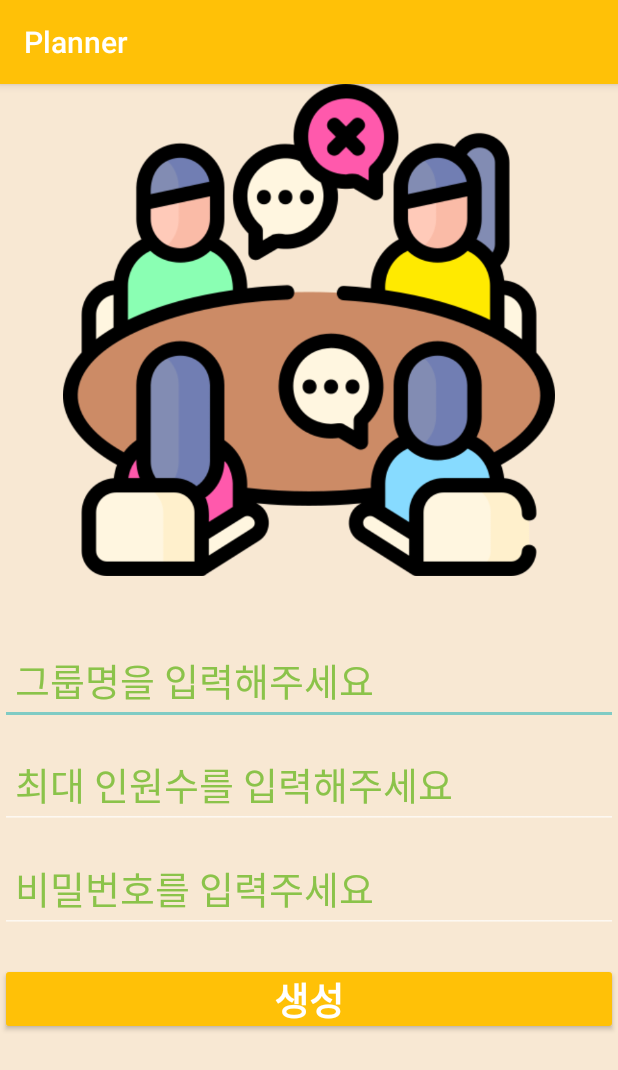
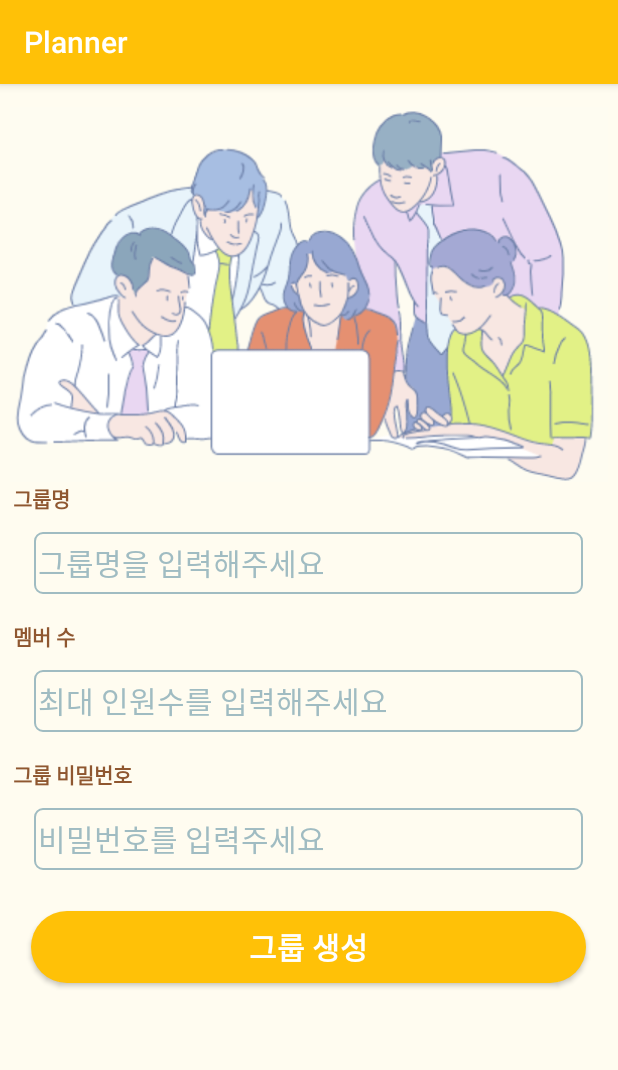
Before and after one commit to Owen-Choi/Planner, an Android app: the GroupAddActivity screen opened directly, with no data from a screen before it, on a phone screen of 412 x 824 dp. Shown: the top 1070 px of the screen. Run offline under Robolectric (Android 15) with nearby library versions, the phone set to English and light mode, and no system bars; our stand-ins replace Firebase (no records; nobody signed in at launch, a user with empty details on screens opened directly).

Commit message:
UI 변경 중 (미완성)

```diff
--- a/app/src/main/res/drawable/border.xml
+++ b/app/src/main/res/drawable/border.xml
@@ -8,7 +8,7 @@
         android:top="2dp"
         >
         <shape android:shape="rectangle">
-            <stroke android:width = "1dp" android:color = "@color/white"/>
+            <stroke android:width = "1dp" android:color = "@color/BrightBlue"/>
             <corners
                 android:bottomRightRadius="5dp"
                 android:bottomLeftRadius="5dp"
--- a/app/src/main/res/drawable/ic_baseline_add_24.xml
+++ b/app/src/main/res/drawable/ic_baseline_add_24.xml
@@ -6,6 +6,6 @@
     android:tint="?attr/colorControlNormal"
     >
   <path
-      android:fillColor="@android:color/white"
+      android:fillColor="@color/DarkBrown"
       android:pathData="M19,13h-6v6h-2v-6H5v-2h6V5h2v6h6v2z"/>
 </vector>
--- a/app/src/main/res/drawable/ic_baseline_cake_24.xml
+++ b/app/src/main/res/drawable/ic_baseline_cake_24.xml
@@ -5,6 +5,6 @@
     android:viewportHeight="24"
     android:tint="?attr/colorControlNormal">
   <path
-      android:fillColor="@android:color/white"
+      android:fillColor="@color/DarkBrown"
       android:pathData="M12,6c1.11,0 2,-0.9 2,-2 0,-0.38 -0.1,-0.73 -0.29,-1.03L12,0l-1.71,2.97c-0.19,0.3 -0.29,0.65 -0.29,1.03 0,1.1 0.9,2 2,2zM16.6,15.99l-1.07,-1.07 -1.08,1.07c-1.3,1.3 -3.58,1.31 -4.89,0l-1.07,-1.07 -1.09,1.07C6.75,16.64 5.88,17 4.96,17c-0.73,0 -1.4,-0.23 -1.96,-0.61L3,21c0,0.55 0.45,1 1,1h16c0.55,0 1,-0.45 1,-1v-4.61c-0.56,0.38 -1.23,0.61 -1.96,0.61 -0.92,0 -1.79,-0.36 -2.44,-1.01zM18,9h-5L13,7h-2v2L6,9c-1.66,0 -3,1.34 -3,3v1.54c0,1.08 0.88,1.96 1.96,1.96 0.52,0 1.02,-0.2 1.38,-0.57l2.14,-2.13 2.13,2.13c0.74,0.74 2.03,0.74 2.77,0l2.14,-2.13 2.13,2.13c0.37,0.37 0.86,0.57 1.38,0.57 1.08,0 1.96,-0.88 1.96,-1.96L20.99,12C21,10.34 19.66,9 18,9z"/>
 </vector>
--- a/app/src/main/res/drawable/ic_baseline_female_24.xml
+++ b/app/src/main/res/drawable/ic_baseline_female_24.xml
@@ -5,6 +5,6 @@
     android:viewportHeight="24"
     android:tint="?attr/colorControlNormal">
   <path
-      android:fillColor="@android:color/white"
+      android:fillColor="@color/DarkBrown"
       android:pathData="M17.5,9.5C17.5,6.46 15.04,4 12,4S6.5,6.46 6.5,9.5c0,2.7 1.94,4.93 4.5,5.4V17H9v2h2v2h2v-2h2v-2h-2v-2.1C15.56,14.43 17.5,12.2 17.5,9.5zM8.5,9.5C8.5,7.57 10.07,6 12,6s3.5,1.57 3.5,3.5S13.93,13 12,13S8.5,11.43 8.5,9.5z"/>
 </vector>
--- a/app/src/main/res/drawable/ic_baseline_location_city_24.xml
+++ b/app/src/main/res/drawable/ic_baseline_location_city_24.xml
@@ -5,6 +5,6 @@
     android:viewportHeight="24"
     android:tint="?attr/colorControlNormal">
   <path
-      android:fillColor="@android:color/white"
+      android:fillColor="@color/DarkBrown"
       android:pathData="M15,11L15,5l-3,-3 -3,3v2L3,7v14h18L21,11h-6zM7,19L5,19v-2h2v2zM7,15L5,15v-2h2v2zM7,11L5,11L5,9h2v2zM13,19h-2v-2h2v2zM13,15h-2v-2h2v2zM13,11h-2L11,9h2v2zM13,7h-2L11,5h2v2zM19,19h-2v-2h2v2zM19,15h-2v-2h2v2z"/>
 </vector>
--- a/app/src/main/res/drawable/ic_baseline_male_24.xml
+++ b/app/src/main/res/drawable/ic_baseline_male_24.xml
@@ -5,6 +5,6 @@
     android:viewportHeight="24"
     android:tint="?attr/colorControlNormal">
   <path
-      android:fillColor="@android:color/white"
+      android:fillColor="@color/DarkBrown"
       android:pathData="M9.5,11c1.93,0 3.5,1.57 3.5,3.5S11.43,18 9.5,18S6,16.43 6,14.5S7.57,11 9.5,11zM9.5,9C6.46,9 4,11.46 4,14.5S6.46,20 9.5,20s5.5,-2.46 5.5,-5.5c0,-1.16 -0.36,-2.23 -0.97,-3.12L18,7.42V10h2V4h-6v2h2.58l-3.97,3.97C11.73,9.36 10.66,9 9.5,9z"/>
 </vector>
--- a/app/src/main/res/drawable/ic_baseline_person_pin_24.xml
+++ b/app/src/main/res/drawable/ic_baseline_person_pin_24.xml
@@ -5,6 +5,6 @@
     android:viewportHeight="24"
     android:tint="?attr/colorControlNormal">
   <path
-      android:fillColor="@android:color/white"
+      android:fillColor="@color/DarkBrown"
       android:pathData="M12,2c-4.97,0 -9,4.03 -9,9 0,4.17 2.84,7.67 6.69,8.69L12,22l2.31,-2.31C18.16,18.67 21,15.17 21,11c0,-4.97 -4.03,-9 -9,-9zM12,4c1.66,0 3,1.34 3,3s-1.34,3 -3,3 -3,-1.34 -3,-3 1.34,-3 3,-3zM12,18.3c-2.5,0 -4.71,-1.28 -6,-3.22 0.03,-1.99 4,-3.08 6,-3.08 1.99,0 5.97,1.09 6,3.08 -1.29,1.94 -3.5,3.22 -6,3.22z"/>
 </vector>
--- a/app/src/main/res/layout/activity_group_add.xml
+++ b/app/src/main/res/layout/activity_group_add.xml
@@ -6,65 +6,135 @@
     android:layout_height="match_parent"
     tools:context=".service.activities.GroupAddActivity"
     android:orientation="vertical"
-    android:background="@drawable/background_color">
+    android:background="@color/Ivory">
 
 
+    <ScrollView
+        android:layout_width="match_parent"
+        android:layout_height="match_parent">
+        <LinearLayout
+            android:layout_width="match_parent"
+            android:layout_height="match_parent"
+            android:orientation="vertical">
             <ImageView
                 android:id="@+id/imageView6"
                 android:layout_width="match_parent"
-        android:layout_height="328dp"
-        app:srcCompat="@drawable/meeting"
-        />
+                android:layout_height="250dp"
+                app:srcCompat="@drawable/group_image3"
+                android:layout_marginTop="15dp"/>
+
+            <TextView
+                android:layout_width="match_parent"
+                android:layout_height="wrap_content"
+                android:layout_marginLeft="5dp"
+                android:text=" 그룹명"
+                android:textStyle="bold"
+                android:textColor="@color/DarkBrown"
+                android:fontFamily="@font/ilovemilk"
+                android:textFontWeight="600"/>
+
 
             <EditText
                 android:id="@+id/GroupNameEditText"
+                android:layout_width="370dp"
+                android:layout_height="45dp"
+                android:layout_marginBottom="5dp"
+                android:layout_gravity="center_horizontal"
+                android:ems="10"
+                android:hint=" 그룹명을 입력해주세요"
+                android:textSize="20sp"
+                android:inputType="textPersonName"
+                android:background="@drawable/border"
+                android:fontFamily="@font/ilovemilk"
+                android:textFontWeight="500"
+                android:textColor="@color/DarkBrown"
+                android:textColorHint="@color/BrightBlue"
+                android:layout_marginTop="10dp"/>
+
+            <TextView
                 android:layout_width="match_parent"
                 android:layout_height="wrap_content"
-        android:ems="10"
-        android:hint=" 그룹명을 입력해주세요"
-        android:inputType="textPersonName"
-        android:textColorHint="#8BC34A"
+                android:layout_marginTop="10dp"
+                android:layout_marginLeft="5dp"
+                android:text=" 멤버 수"
+                android:textStyle="bold"
+                android:textColor="@color/DarkBrown"
                 android:fontFamily="@font/ilovemilk"
-        android:textFontWeight="500"
-        android:textSize="25dp"
-        android:layout_marginTop="40dp"/>
+                android:textFontWeight="600"/>
 
             <EditText
                 android:id="@+id/MaxPeopleNumEditText"
+                android:layout_width="370dp"
+                android:layout_height="45dp"
+                android:layout_marginBottom="5dp"
+                android:layout_gravity="center_horizontal"
+                android:ems="10"
+                android:hint=" 최대 인원수를 입력해주세요"
+                android:textSize="20sp"
+                android:inputType="textPersonName"
+                android:background="@drawable/border"
+                android:fontFamily="@font/ilovemilk"
+                android:textFontWeight="500"
+                android:textColor="@color/DarkBrown"
+                android:textColorHint="@color/BrightBlue"
+                android:layout_marginTop="10dp"/>
+
+            <TextView
                 android:layout_width="match_parent"
                 android:layout_height="wrap_content"
-        android:ems="10"
-        android:hint=" 최대 인원수를 입력해주세요"
-        android:inputType="textPersonName"
-        android:textColorHint="#8BC34A"
+                android:layout_marginTop="10dp"
+                android:layout_marginLeft="5dp"
+                android:text=" 그룹 비밀번호"
+                android:textStyle="bold"
+                android:textColor="@color/DarkBrown"
                 android:fontFamily="@font/ilovemilk"
-        android:textFontWeight="500"
-        android:textSize="25dp"
-        android:layout_marginTop="10dp"/>
+                android:textFontWeight="600"/>
 
             <EditText
                 android:id="@+id/GroupPasswordEditText"
-        android:layout_width="match_parent"
-        android:layout_height="wrap_content"
+                android:layout_width="370dp"
+                android:layout_height="45dp"
+                android:layout_marginBottom="15dp"
+                android:layout_gravity="center_horizontal"
                 android:ems="10"
                 android:hint=" 비밀번호를 입력주세요"
+                android:textSize="20sp"
                 android:inputType="textPersonName"
-        android:textColorHint="#8BC34A"
+                android:background="@drawable/border"
                 android:fontFamily="@font/ilovemilk"
                 android:textFontWeight="500"
-        android:textSize="25dp"
+                android:textColor="@color/DarkBrown"
+                android:textColorHint="@color/BrightBlue"
                 android:layout_marginTop="10dp"/>
 
-    <Button
+        <!--    <Button-->
+        <!--        android:id="@+id/GroupCreateButton"-->
+        <!--        android:layout_width="match_parent"-->
+        <!--        android:layout_height="wrap_content"-->
+        <!--        android:layout_marginTop="20dp"-->
+        <!--        android:backgroundTint="#FFC107"-->
+        <!--        android:fontFamily="@font/ilovemilk"-->
+        <!--        android:paddingTop="0dp"-->
+        <!--        android:paddingBottom="0dp"-->
+        <!--        android:text="생성"-->
+        <!--        android:textFontWeight="600"-->
+        <!--        android:textSize="25dp" />-->
+
+            <androidx.appcompat.widget.AppCompatButton
                 android:id="@+id/GroupCreateButton"
-        android:layout_width="match_parent"
+                android:layout_width="370dp"
                 android:layout_height="wrap_content"
-        android:layout_marginTop="20dp"
-        android:backgroundTint="#FFC107"
+                android:layout_gravity="center_horizontal"
+                android:background="@drawable/round"
+                android:backgroundTint="@color/BrightOrange"
+                android:layout_marginBottom="20dp"
+                android:elevation="20dp"
+                android:text="그룹 생성"
+                android:textStyle="bold"
                 android:fontFamily="@font/ilovemilk"
-        android:paddingTop="0dp"
-        android:paddingBottom="0dp"
-        android:text="생성"
-        android:textFontWeight="600"
-        android:textSize="25dp" />
+                android:textFontWeight="700"
+                android:textSize="20dp"
+                android:layout_marginTop="10dp"/>
         </LinearLayout>
+    </ScrollView>
+</LinearLayout>
--- a/app/src/main/res/layout/fragment_group.xml
+++ b/app/src/main/res/layout/fragment_group.xml
@@ -3,7 +3,8 @@
     xmlns:tools="http://schemas.android.com/tools"
     android:layout_width="match_parent"
     android:layout_height="match_parent"
-    xmlns:app="http://schemas.android.com/apk/res-auto">
+    xmlns:app="http://schemas.android.com/apk/res-auto"
+    android:background="@color/Ivory">
 
 
     <TextView
--- a/app/src/main/res/layout/fragment_my_group.xml
+++ b/app/src/main/res/layout/fragment_my_group.xml
@@ -2,7 +2,8 @@
 <RelativeLayout xmlns:android="http://schemas.android.com/apk/res/android"
     xmlns:tools="http://schemas.android.com/tools"
     android:layout_width="match_parent"
-    android:layout_height="match_parent">
+    android:layout_height="match_parent"
+    android:background="@color/Ivory">
 
     <TextView
         android:id="@+id/textView"
--- a/app/src/main/res/values/colors.xml
+++ b/app/src/main/res/values/colors.xml
@@ -11,4 +11,6 @@
     <color name="BrightBlue">#A0BCC2</color>
     <color name="BrightGreen">#FF8BC34A</color>
     <color name="BrightOrange">#FFFFC107</color>
+    <color name="DarkBrown">#8F5730</color>
+    <color name="Ivory">#FFFCF0</color>
 </resources>
```
Also changed, not shown: app/src/main/res/layout/activity_main.xml (+8 -4 lines), app/src/main/res/layout/activity_password_init.xml (+7 -4 lines), app/src/main/res/layout/designed_member_info.xml (+17 -8 lines), app/src/main/res/layout/designed_sign_up.xml (+26 -13 lines), app/src/main/res/layout/fragment_home.xml (+12 -12 lines), app/src/main/res/xml/settings_preference.xml (+21 -23 lines), app/src/main/res/drawable/group_image2.png (added), app/src/main/res/drawable/group_image3.png (added). Lines whose indentation alone changed are shown as unchanged.
